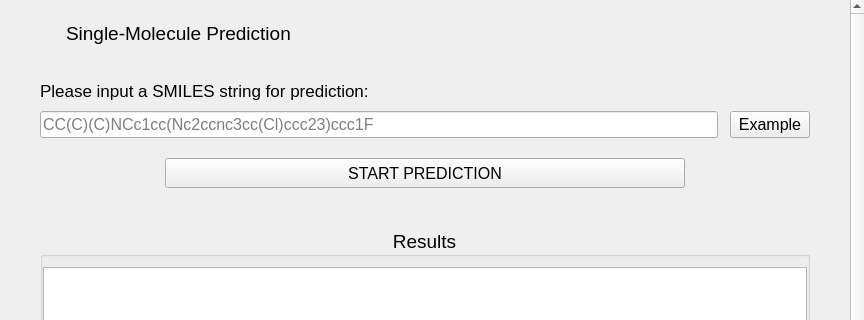
This is widgets/single_page_content.ui in xli7654321/Neo-CYPi as Qt 5 draws it before an edit; both pictures show x 0 to 864 and y 0 to 320 of the 864 by 642 pixel window. The edited form follows.
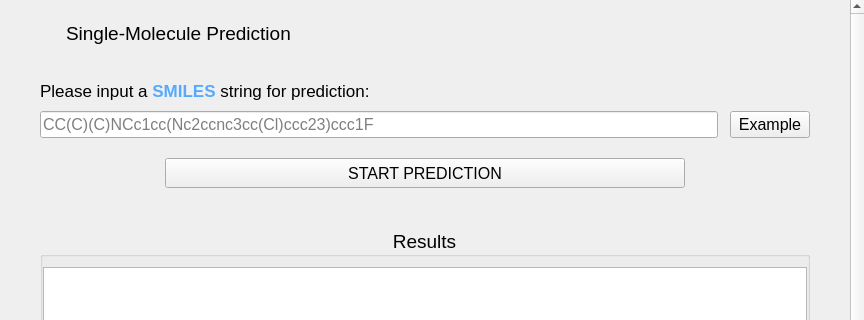
This is the edited form. Icons and pictures are not drawn.

Commit message: completed single and batch prediction

The edit to the form file:
```diff
--- a/widgets/single_page_content.ui
+++ b/widgets/single_page_content.ui
@@ -58,7 +58,7 @@
       <x>0</x>
       <y>0</y>
       <width>847</width>
-      <height>623</height>
+      <height>621</height>
      </rect>
     </property>
     <property name="sizePolicy">
@@ -229,7 +229,7 @@
           </font>
          </property>
          <property name="text">
-          <string>Please input a SMILES string for prediction:</string>
+          <string>&lt;html&gt;&lt;head/&gt;&lt;body&gt;&lt;p&gt;Please input a &lt;span style=&quot; font-weight:700; color:#55aaff;&quot;&gt;SMILES&lt;/span&gt; string for prediction:&lt;/p&gt;&lt;/body&gt;&lt;/html&gt;</string>
          </property>
         </widget>
        </item>
```
The commit also changes 7 other files.
